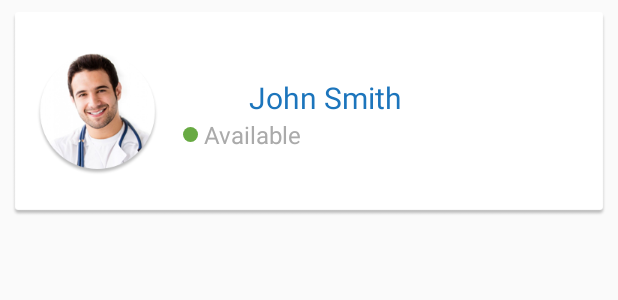
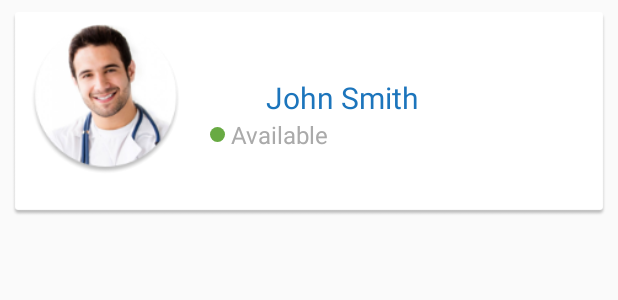
Before and after one commit to thatsmerahul1/android-doctor-client, an Android app: the layout doctor_list_item_layout.xml on its own in the app's theme, with its tools: preview values and no code run, on a phone screen of 412 x 824 dp. Shown: the top 300 px of the screen. Run offline under Robolectric (Android 15) with nearby library versions, the phone set to English and light mode, and no system bars.

```diff
--- a/app/src/main/res/layout/doctor_list_item_layout.xml
+++ b/app/src/main/res/layout/doctor_list_item_layout.xml
@@ -9,15 +9,15 @@
     android:padding="8dp"
     android:weightSum="1">
 
-    <ImageView
+    <com.ecarezone.android.doctor.view.CircleImageView
         android:id="@+id/patient_avatar"
-        android:layout_width="wrap_content"
-        android:layout_height="match_parent"
-        android:layout_marginLeft="8dp"
-        android:minWidth="72dp"
-        android:scaleType="fitCenter"
-        android:src="@drawable/dr_john_photo" />
-
+        android:layout_width="@dimen/profile_thumbnail_edge_size"
+        android:layout_height="@dimen/profile_thumbnail_edge_size"
+        android:layout_gravity="center_horizontal"
+        android:layout_margin="4dp"
+        android:src="@drawable/dr_john_photo"
+        >
+    </com.ecarezone.android.doctor.view.CircleImageView>
 
     <LinearLayout
         android:layout_width="wrap_content"
```
